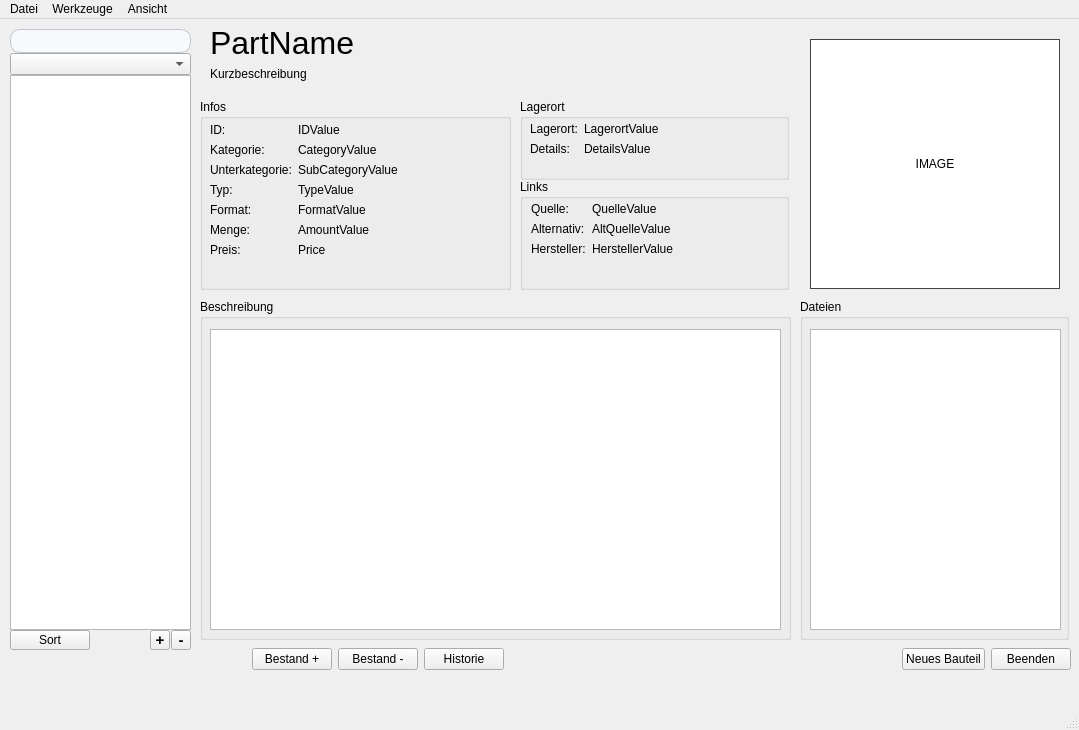
Above: src/mainwindow.ui from oddscured/Partorium before the change. Below: the same form after it.
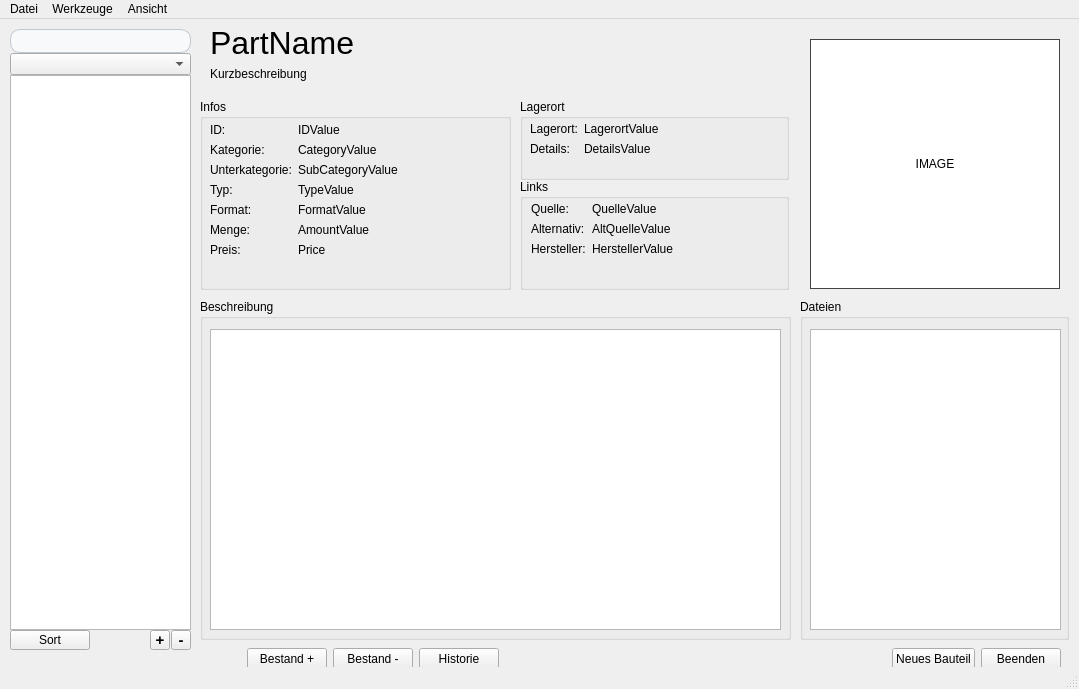
That is the form after the change.

The edit to the form file:
```diff
--- a/src/mainwindow.ui
+++ b/src/mainwindow.ui
@@ -7,7 +7,7 @@
     <x>0</x>
     <y>0</y>
     <width>1079</width>
-    <height>730</height>
+    <height>689</height>
    </rect>
   </property>
   <property name="windowTitle">
@@ -726,7 +726,7 @@
      <rect>
       <x>10</x>
       <y>620</y>
-      <width>1061</width>
+      <width>1051</width>
       <height>40</height>
      </rect>
     </property>
```
Left out of the diff: 2 changed lines with no effect on the pictures.
